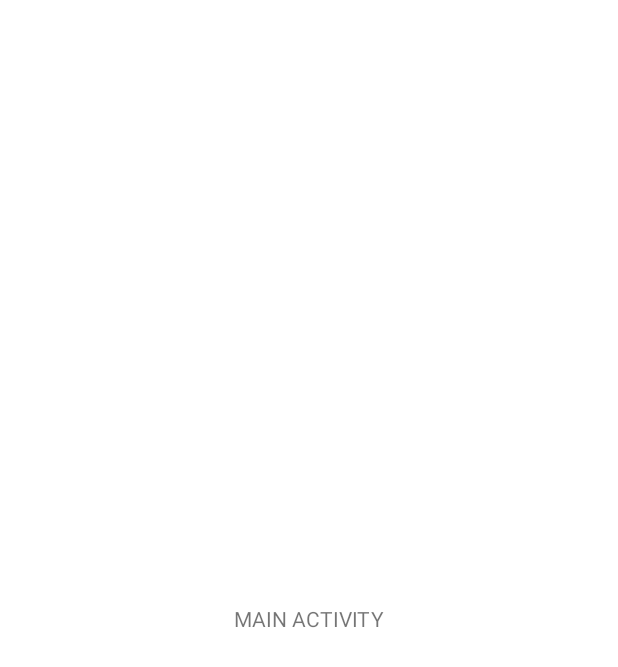
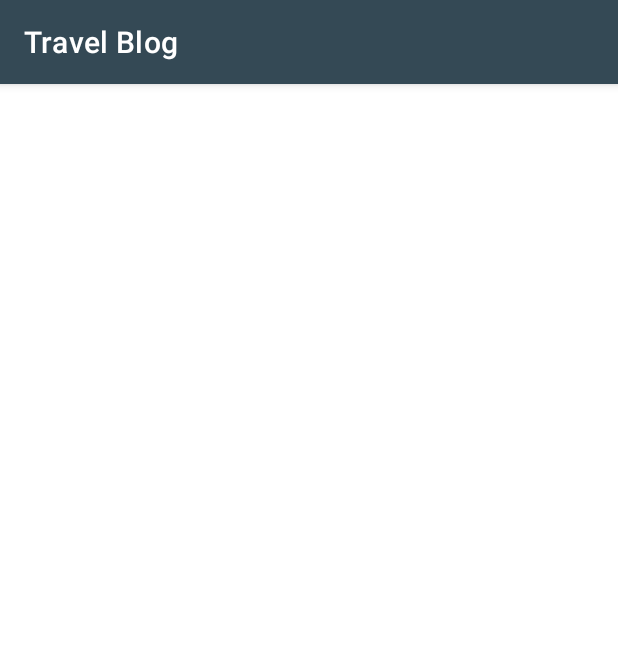
Before and after one commit to ThisIsJibon/CampusApp, an Android app: the MainActivity screen opened directly, with no data from a screen before it, on a phone screen of 412 x 824 dp. Before the commit the part shown is almost empty. Shown: the top 667 px of the screen. Run offline under Robolectric (Android 15) with nearby library versions, the phone set to English and light mode, and no system bars.

Commit message:
travel blog toolbar created

```diff
--- a/app/src/main/res/layout/activity_blog_details.xml
+++ b/app/src/main/res/layout/activity_blog_details.xml
@@ -127,6 +127,7 @@
         app:layout_constraintStart_toStartOf="parent"
         app:layout_constraintTop_toTopOf="parent"
         app:srcCompat="@drawable/ic_round_arrow_back_24"
+        android:onClick="backIconAction"
 
         />
     <ProgressBar
--- a/app/src/main/res/layout/activity_main.xml
+++ b/app/src/main/res/layout/activity_main.xml
@@ -6,13 +6,19 @@
     android:layout_height="match_parent"
     tools:context=".MainActivity">
 
-    <TextView
-        android:id="@+id/maintextView"
-        android:layout_width="wrap_content"
+    <com.google.android.material.appbar.AppBarLayout
+        android:id="@+id/mainToolbar"
+        android:layout_width="match_parent"
         android:layout_height="wrap_content"
-        android:text="MAIN ACTIVITY"
-        app:layout_constraintBottom_toBottomOf="parent"
-        app:layout_constraintEnd_toEndOf="parent"
-        app:layout_constraintStart_toStartOf="parent"
-        app:layout_constraintTop_toTopOf="parent" />
+        app:layout_constraintLeft_toLeftOf="parent"
+        app:layout_constraintLeft_toRightOf="parent"
+        app:layout_constraintTop_toTopOf="parent">
+
+        <com.google.android.material.appbar.MaterialToolbar
+            android:layout_width="match_parent"
+            android:layout_height="wrap_content"
+            app:title="Travel Blog"
+            app:titleTextColor="@android:color/white" />
+
+    </com.google.android.material.appbar.AppBarLayout>
 </androidx.constraintlayout.widget.ConstraintLayout>
```
Also changed, not shown: app/src/main/java/com/example/campusapp/BlogDetailsActivity.kt (+6 -1 lines), app/src/main/res/layout/item_main.xml (added, +40 -0 lines).
